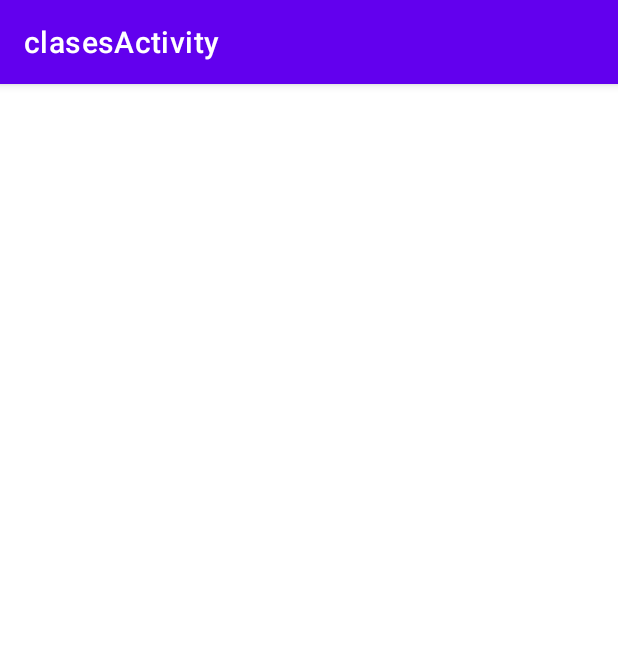
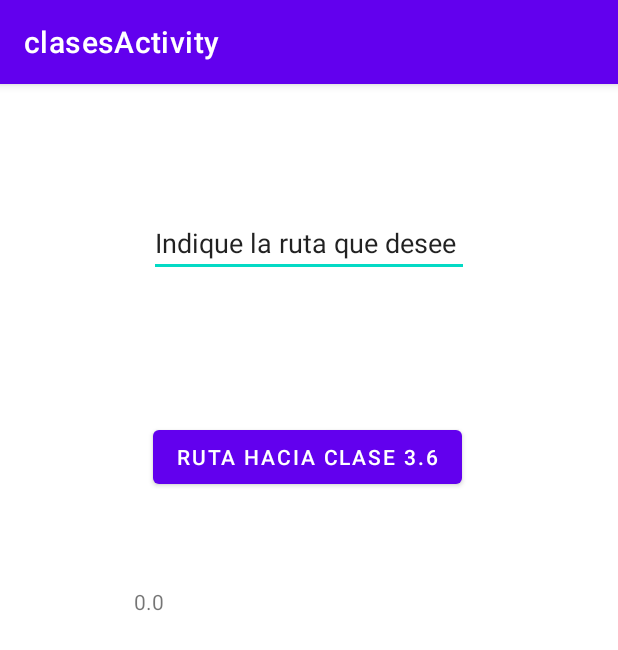
Before and after one commit to angelcabeza/NPI, an Android app: the clasesActivity screen opened directly, with no data from a screen before it, on a phone screen of 412 x 824 dp. Shown: the top 650 px of the screen. Run offline under Robolectric (Android 15) with nearby library versions, the phone set to English and light mode, and no system bars; 1 statement that could not run was skipped.

Commit message:
Aniadidas cosas y todo ha sido un fracaso

```diff
--- a/AppAndroid/app/src/main/AndroidManifest.xml
+++ b/AppAndroid/app/src/main/AndroidManifest.xml
@@ -7,7 +7,8 @@
          location permissions for the "MyLocation" functionality.
     -->
     <uses-permission android:name="android.permission.ACCESS_FINE_LOCATION" />
-
+    <uses-permission android:name="android.permission.ACCESS_COARSE_LOCATION" />
+    <uses-permission android:name="android.permission.ACTIVITY_RECOGNITION" />
     <application
         android:allowBackup="true"
         android:icon="@mipmap/ic_launcher"
@@ -25,6 +26,10 @@
                 <category android:name="android.intent.category.LAUNCHER" />
             </intent-filter>
         </activity>
+
+        <activity
+            android:name=".clasesActivity"
+            android:label="@string/title_activity_clases" />
         <!--
              The API key for Google Maps-based APIs is defined as a string resource.
              (See the file "res/values/google_maps_api.xml").
@@ -41,10 +46,7 @@
             android:name=".MapsActivity"
             android:exported="true"
             android:label="@string/title_activity_maps" />
-        <activity
-            android:name=".clasesActivity"
-            android:exported="true"
-            android:label="@string/title_activity_clases" />
+
     </application>
 
 </manifest>
--- a/AppAndroid/app/src/main/java/com/example/ugr_ubicate/clasesActivity.kt
+++ b/AppAndroid/app/src/main/java/com/example/ugr_ubicate/clasesActivity.kt
@@ -1,11 +1,58 @@
 package com.example.ugr_ubicate
 
+import android.content.Context
+import android.hardware.Sensor
+import android.hardware.SensorEvent
+import android.hardware.SensorManager
 import androidx.appcompat.app.AppCompatActivity
 import android.os.Bundle
+import android.view.View
+import android.widget.TextView
+import android.hardware.SensorEventListener
+import android.widget.Toast
 
-class clasesActivity : AppCompatActivity() {
+class clasesActivity : AppCompatActivity(), SensorEventListener {
+
+    private lateinit var sensorManager: SensorManager
+    private lateinit var sensor: Sensor
+    private var running = false
+    private var previousTotalSteps = 0f
+    private var totalSteps = 0f
+    private var instruccionesRuta1: Array<String> = arrayOf("Salga por la puerta de la clase", "Gire a la derecha", "Camine recto hasta encontrar la clase 3.6")
+    private lateinit var  titulo: TextView
+    private var cont = 0
+
     override fun onCreate(savedInstanceState: Bundle?) {
         super.onCreate(savedInstanceState)
         setContentView(R.layout.activity_clases)
+
+        titulo = findViewById(R.id.instruccionesContainer)
+
+        // Declaro el podómetro
+        sensorManager = getSystemService(Context.SENSOR_SERVICE) as SensorManager
+        sensor= sensorManager.getDefaultSensor(Sensor.TYPE_STEP_COUNTER)
+
+
+        titulo.text = totalSteps.toString()
+    }
+
+    override fun onSensorChanged(p0: SensorEvent?) {
+        totalSteps= p0!!.values[0]
+        titulo.text = totalSteps.toString()
+    }
+
+    override fun onResume(){
+        super.onResume()
+        sensorManager.registerListener(this,sensor,1)
+    }
+    override fun onAccuracyChanged(p0: Sensor?, p1: Int) {
+    }
+
+    fun ruta1(){
+        if (totalSteps.toInt() != 0 && totalSteps > 15 ){
+            cont++
+            titulo.text = instruccionesRuta1[cont]
+            titulo.visibility = View.VISIBLE
+        }
     }
 }
--- a/AppAndroid/app/src/main/res/layout/activity_clases.xml
+++ b/AppAndroid/app/src/main/res/layout/activity_clases.xml
@@ -6,4 +6,44 @@
     android:layout_height="match_parent"
     tools:context=".clasesActivity">
 
+    <EditText
+        android:id="@+id/titulo"
+        android:layout_width="wrap_content"
+        android:layout_height="wrap_content"
+        android:layout_marginStart="75dp"
+        android:layout_marginTop="10dp"
+        android:layout_marginEnd="75dp"
+        android:layout_marginBottom="100dp"
+        android:editable="false"
+        android:ems="10"
+        android:inputType="textPersonName"
+        android:text="Indique la ruta que desee"
+        app:layout_constraintBottom_toBottomOf="parent"
+        app:layout_constraintEnd_toEndOf="parent"
+        app:layout_constraintHorizontal_bias="0.497"
+        app:layout_constraintStart_toStartOf="parent"
+        app:layout_constraintTop_toTopOf="parent"
+        app:layout_constraintVertical_bias="0.120000005" />
+
+    <Button
+        android:id="@+id/ruta1"
+        android:layout_width="wrap_content"
+        android:layout_height="wrap_content"
+        android:text="Ruta hacia clase 3.6"
+        app:layout_constraintBottom_toBottomOf="parent"
+        app:layout_constraintEnd_toEndOf="parent"
+        app:layout_constraintHorizontal_bias="0.495"
+        app:layout_constraintStart_toStartOf="parent"
+        app:layout_constraintTop_toBottomOf="@+id/titulo"
+        app:layout_constraintVertical_bias="0.162" />
+
+    <TextView
+        android:id="@+id/instruccionesContainer"
+        android:layout_width="233dp"
+        android:layout_height="98dp"
+        android:text="TextView"
+        app:layout_constraintBottom_toBottomOf="parent"
+        app:layout_constraintEnd_toEndOf="parent"
+        app:layout_constraintStart_toStartOf="parent"
+        app:layout_constraintTop_toTopOf="parent" />
 </androidx.constraintlayout.widget.ConstraintLayout>
```
